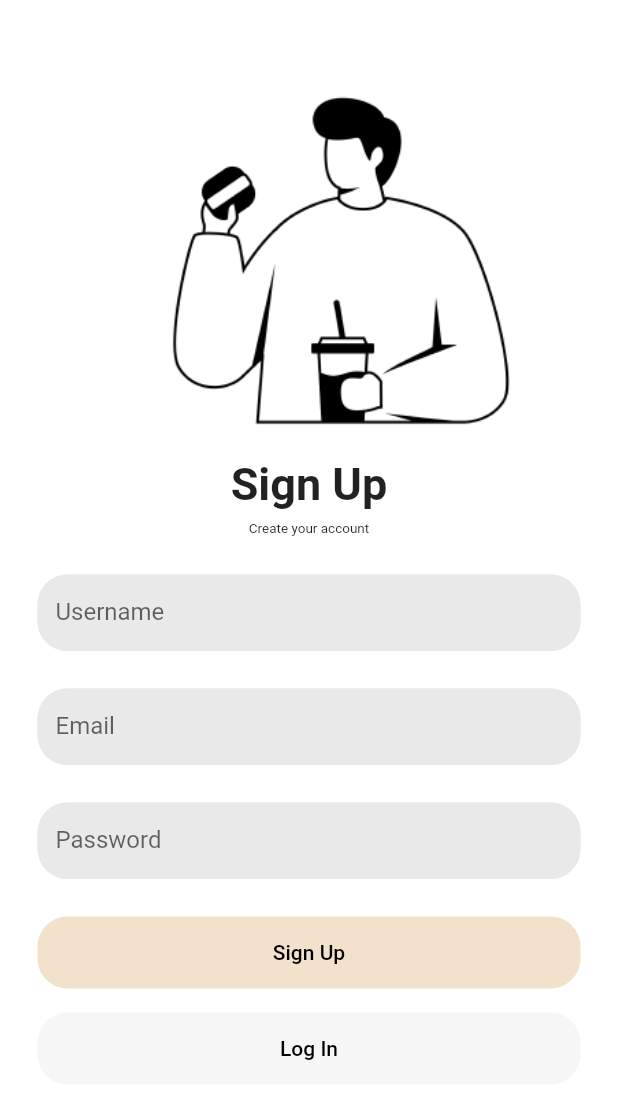
After one commit to vynious/food-logs, a Flutter app: the screen it shows after launch, item 2 of the bottom bar chosen, on a phone screen of 412 x 824 dp. The commit adds this screen. Shown: the top 1099 px of the screen. Run offline on Flutter 3.47's test engine with Material 2 defaults, Android fonts, the light colour scheme and no system bars; Roboto replaces fonts that are missing (Poppins).

Commit message:
login & signup page

```diff
--- /dev/null
+++ b/lib/components/auth_textfield.dart
@@ -0,0 +1,45 @@
+import 'package:flutter/material.dart';
+
+class MyTextField extends StatelessWidget {
+  final controller;
+  final String hintText;
+  final bool obscureText;
+  final String placeholder;
+
+  const MyTextField({
+    super.key,
+    required this.controller,
+    required this.hintText,
+    required this.obscureText,
+    required this.placeholder,
+
+  });
+
+  @override
+  Widget build(BuildContext context) {
+    return Padding(
+      padding: const EdgeInsets.symmetric(horizontal: 25.0),
+      child: TextField(
+        controller: controller,
+        obscureText: obscureText,
+
+        decoration: InputDecoration(
+            labelText: placeholder,
+            enabledBorder: OutlineInputBorder(
+              borderRadius: BorderRadius.circular(20.0),
+              borderSide: BorderSide(color: Color(0xFFE9E9E9),),
+            ),
+            focusedBorder:OutlineInputBorder(
+              borderRadius: BorderRadius.circular(20.0),
+
+              borderSide: BorderSide(color: Color(0xFFE9E9E9),),
+            ),
+            isDense: true,
+            fillColor: const Color(0xFFE9E9E9),
+            filled: true,
+            hintText: hintText,
+            hintStyle: const TextStyle(color: Color(0xFFE9E9E9),)),
+      ),
+    );
+  }
+}
--- /dev/null
+++ b/lib/signup_page.dart
@@ -0,0 +1,141 @@
+import "package:flutter/material.dart";
+import "package:foodlog/components/auth_textfield.dart";
+
+
+class SignUpPage extends StatelessWidget {
+  SignUpPage({Key? key}) : super(key: key);
+
+  final usernamecController = TextEditingController();
+  final passwordController = TextEditingController();
+
+
+  @override
+  Widget build(BuildContext context) {
+    return Scaffold(
+      backgroundColor: Color(0xFFFFFFFF),
+      body: SafeArea(
+        child: Column(
+          children: [
+            const SizedBox(height: 50),
+
+
+            Container(
+              padding: const EdgeInsets.only(left: 45.0),
+              child: Image.asset(
+                'assets/signup-man.png',
+                width: 250,
+                height: 250,
+              )
+            ),
+
+
+            Column(
+              children: [
+                Container(
+                  padding: const EdgeInsets.only(bottom: 4.0, top: 5.0),
+                  child: const Text(
+                    'Sign Up',
+                    style: TextStyle(
+                      fontSize: 30,
+                      fontWeight: FontWeight.bold,
+                      fontFamily: 'Poppins',
+                    ),
+                  ),
+                ),
+                Container(
+                  padding: const EdgeInsets.only(top: 3.0),
+                  child: const Text(
+                    'Create your account',
+                    style: TextStyle(
+                      fontSize: 9,
+                      fontWeight: FontWeight.normal,
+                      fontFamily: 'Poppins',
+                    ),
+                  ),
+                ),
+              ],
+            ),
+
+
+
+            const SizedBox(height: 25),
+            MyTextField(
+              controller:usernamecController,
+              hintText: 'Username',
+              obscureText: false,
+              placeholder: 'Username',
+            ),
+
+
+
+            const SizedBox(height: 25),
+
+            MyTextField(
+              controller:passwordController,
+              hintText: 'Email',
+              obscureText: false,
+              placeholder: 'Email',
+            ),
+
+            const SizedBox(height: 25),
+
+
+            MyTextField(
+              controller:passwordController,
+              hintText: 'Password',
+              obscureText: true,
+              placeholder: 'Password',
+            ),
+            const SizedBox(height: 25),
+
+            Column(
+              children: [
+                Container(
+                  width: double.infinity,
+                  padding: const EdgeInsets.symmetric(horizontal: 25.0),
+                  child: ElevatedButton(
+                    onPressed: () {
+                      // Perform action for Button 1
+                    },
+                    child: Text('Sign Up', style: TextStyle(color: Colors.black)), // Set the text color to black
+                    style: ElevatedButton.styleFrom(
+                      padding: const EdgeInsets.symmetric(vertical: 16.0),
+                      shape: RoundedRectangleBorder(
+                        borderRadius: BorderRadius.circular(20.0),
+                      ),
+                      elevation: 0,
+                      backgroundColor: Color(0xFFF2E1CB), // Set the background color to light grey
+
+                    ),
+                  ),
+                ),
+                const SizedBox(height: 16.0), // Add spacing between the buttons
+                Container(
+                  width: double.infinity,
+                  padding: const EdgeInsets.symmetric(horizontal: 25.0),
+                  child: ElevatedButton(
+                    onPressed: () {
+                      // Perform action for Button 2
+                    },
+                    child: Text('Log In', style: TextStyle(color: Colors.black)), // Set the text color to black
+                    style: ElevatedButton.styleFrom(
+                      padding: const EdgeInsets.symmetric(vertical: 16.0),
+                      shape: RoundedRectangleBorder(
+                        borderRadius: BorderRadius.circular(20.0),
+                      ),
+                      elevation: 0,
+                      backgroundColor: Color(0xFFF6F6F6), // Set the background color to light grey
+
+                    ),
+                  ),
+                ),
+              ],
+)
+
+          ],
+        )
+        ),
+
+    );
+  }
+}
```
Also changed, not shown: lib/home_screen.dart (+12 -0 lines), lib/login_page.dart (added, +132 -0 lines), pubspec.yaml (+4 -3 lines), assets/login-man.png (added), assets/signup-man.png (added), lib/auth.dart (added).
